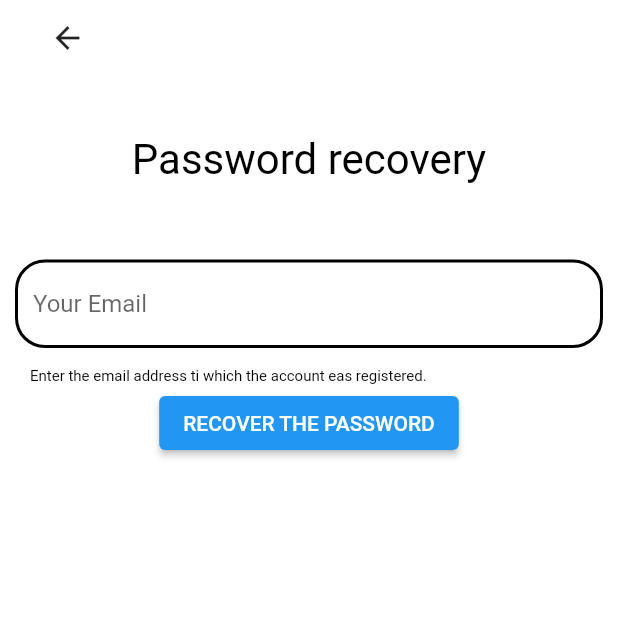
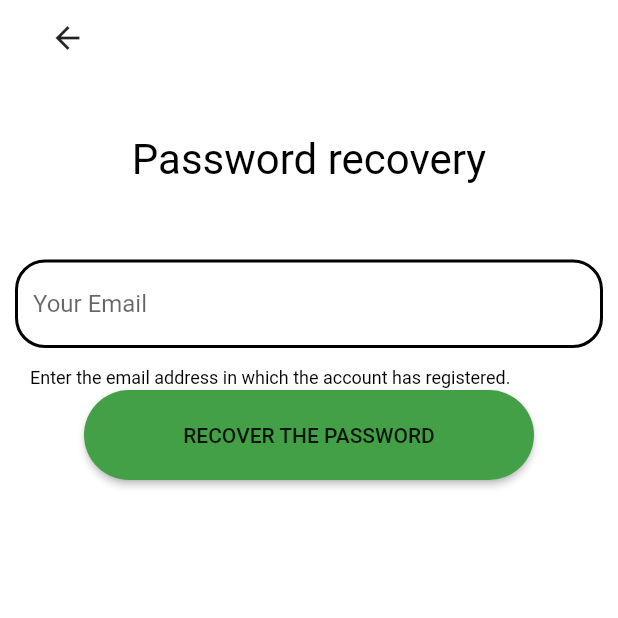
Before and after one commit to MuhammadAsif191/VetCare-App, a Flutter app: the forgetPass screen opened directly, on a phone screen of 412 x 824 dp, the top half of it. Run offline on Flutter 3.47's test engine with Material 2 defaults, Android fonts, the phone set to English and light mode, and no system bars; our stand-ins replace cloud_firestore, firebase_auth, firebase_core, grouped_list, otp_text_field; accounts and stored records are empty.

Commit message:
last changes in Login/Signup

```diff
--- a/lib/UI/RecoverPass.dart
+++ b/lib/UI/RecoverPass.dart
@@ -20,7 +20,8 @@ class _forgetPassPage extends State<forgetPass> {
   Widget build(BuildContext context) {
     return Scaffold(
       backgroundColor: Colors.white,
-      body: Column(children: <Widget>[
+      body: SafeArea(
+        child: Column(children: <Widget>[
           Container(
               child: Row(
             children: [
@@ -77,17 +78,23 @@ class _forgetPassPage extends State<forgetPass> {
           Container(
             child: Row(children: [
               Container(
+                alignment: Alignment.center,
                 margin: EdgeInsets.fromLTRB(20, 1, 1, 1),
                 child: Text(
-                'Enter the email address ti which the account eas registered.',
-                style: TextStyle(fontSize: 10, color: Colors.black),
+                  'Enter the email address in which the account has registered.',
+                  style: TextStyle(fontSize: 12, color: Colors.black),
                 ),
               ),
             ]),
           ),
-        Container(
-          child: ElevatedButton(
+          SizedBox(
+            height: 60,
+            width: 300,
+            child: RaisedButton(
+              color: Colors.green[600],
               child: const Text('RECOVER THE PASSWORD'),
+              shape: RoundedRectangleBorder(
+                  borderRadius: BorderRadius.circular(50)),
               onPressed: () {
                 setState(() {
                   flagMail = false;
@@ -110,6 +117,7 @@ class _forgetPassPage extends State<forgetPass> {
             ),
           ),
         ]),
+      ),
     );
   }
 }
--- a/lib/UI/UseMain.dart
+++ b/lib/UI/UseMain.dart
@@ -15,7 +15,7 @@ class UserMainpage extends State<UserMain> {
         backgroundColor: Colors.green[600],
         centerTitle: true,
         title: Text(
-          'Login or registration account',
+          'Login or registration User account',
           style: TextStyle(
             fontSize: 18,
           ),
--- a/lib/UI/passRecoverDoctor.dart
+++ b/lib/UI/passRecoverDoctor.dart
@@ -18,7 +18,8 @@ class _forgetPassPage extends State<forgetDoctorPass> {
   Widget build(BuildContext context) {
     return Scaffold(
       backgroundColor: Colors.white,
-      body: Column(children: <Widget>[
+      body: SafeArea(
+        child: Column(children: <Widget>[
           Container(
               child: Row(
             children: [
@@ -129,6 +130,7 @@ class _forgetPassPage extends State<forgetDoctorPass> {
             ),
           ),
         ]),
+      ),
     );
   }
 }
```
Lines whose indentation alone changed are shown as unchanged.
